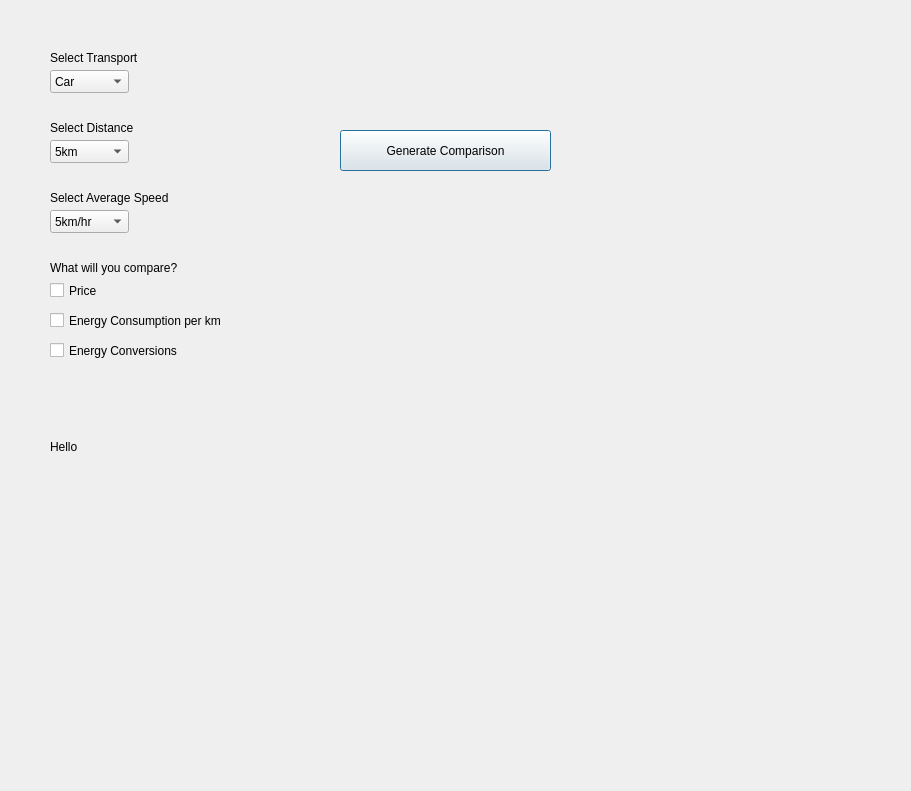
Above: prototypeApplication_J1/mainEditorForm.ui from jennadunford/ELEN3020A-SoftwareDev-ProjectRepo before the change. Below: the same form after it.
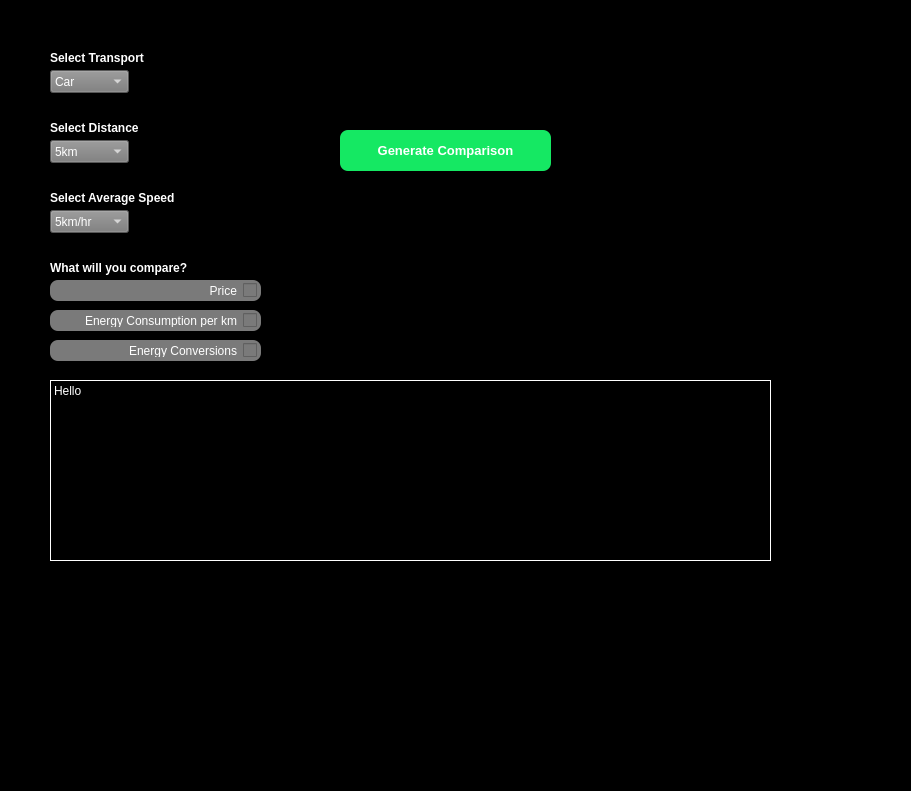
That is the form after the change.

The edit to the form file:
```diff
--- a/prototypeApplication_J1/mainEditorForm.ui
+++ b/prototypeApplication_J1/mainEditorForm.ui
@@ -13,6 +13,10 @@
   <property name="windowTitle">
    <string>mainEditorForm</string>
   </property>
+  <property name="styleSheet">
+   <string notr="true">background-color: rgb(0, 0, 0);
+color: rgb(255, 255, 255);</string>
+  </property>
   <widget class="QLabel" name="label">
    <property name="geometry">
     <rect>
@@ -22,6 +26,15 @@
      <height>16</height>
     </rect>
    </property>
+   <property name="font">
+    <font>
+     <weight>75</weight>
+     <bold>true</bold>
+    </font>
+   </property>
+   <property name="styleSheet">
+    <string notr="true">border-color: rgb(255, 255, 255);</string>
+   </property>
    <property name="text">
     <string>Select Transport</string>
    </property>
@@ -35,6 +48,12 @@
      <height>16</height>
     </rect>
    </property>
+   <property name="font">
+    <font>
+     <weight>75</weight>
+     <bold>true</bold>
+    </font>
+   </property>
    <property name="text">
     <string>Select Distance</string>
    </property>
@@ -44,10 +63,16 @@
     <rect>
      <x>50</x>
      <y>190</y>
-     <width>141</width>
+     <width>181</width>
      <height>16</height>
     </rect>
    </property>
+   <property name="font">
+    <font>
+     <weight>75</weight>
+     <bold>true</bold>
+    </font>
+   </property>
    <property name="text">
     <string>Select Average Speed</string>
    </property>
@@ -61,6 +86,12 @@
      <height>16</height>
     </rect>
    </property>
+   <property name="font">
+    <font>
+     <weight>75</weight>
+     <bold>true</bold>
+    </font>
+   </property>
    <property name="text">
     <string>What will you compare?</string>
    </property>
@@ -74,6 +105,9 @@
      <height>23</height>
     </rect>
    </property>
+   <property name="styleSheet">
+    <string notr="true">background-color: rgb(122, 122, 122);</string>
+   </property>
    <item>
     <property name="text">
      <string>Car</string>
@@ -104,6 +138,9 @@
      <height>23</height>
     </rect>
    </property>
+   <property name="styleSheet">
+    <string notr="true">background-color: rgb(122, 122, 122);</string>
+   </property>
    <item>
     <property name="text">
      <string>5km</string>
@@ -134,6 +171,9 @@
      <height>23</height>
     </rect>
    </property>
+   <property name="styleSheet">
+    <string notr="true">background-color: rgb(122, 122, 122);</string>
+   </property>
    <item>
     <property name="text">
      <string>5km/hr</string>
@@ -159,11 +199,17 @@
    <property name="geometry">
     <rect>
      <x>50</x>
-     <y>440</y>
+     <y>380</y>
      <width>721</width>
      <height>181</height>
     </rect>
    </property>
+   <property name="styleSheet">
+    <string notr="true">border-color: rgb(255, 255, 255);</string>
+   </property>
+   <property name="frameShape">
+    <enum>QFrame::Box</enum>
+   </property>
    <property name="text">
     <string>Hello</string>
    </property>
@@ -176,10 +222,19 @@
     <rect>
      <x>50</x>
      <y>280</y>
-     <width>85</width>
+     <width>211</width>
      <height>21</height>
     </rect>
    </property>
+   <property name="layoutDirection">
+    <enum>Qt::RightToLeft</enum>
+   </property>
+   <property name="styleSheet">
+    <string notr="true">background-color: rgb(122, 122, 122);
+border-radius: 8px;
+padding: 4px;
+</string>
+   </property>
    <property name="text">
     <string>Price</string>
    </property>
@@ -193,6 +248,14 @@
      <height>21</height>
     </rect>
    </property>
+   <property name="layoutDirection">
+    <enum>Qt::RightToLeft</enum>
+   </property>
+   <property name="styleSheet">
+    <string notr="true">background-color: rgb(122, 122, 122);
+border-radius: 8px;
+padding: 4px;</string>
+   </property>
    <property name="text">
     <string>Energy Consumption per km</string>
    </property>
@@ -206,6 +269,14 @@
      <height>21</height>
     </rect>
    </property>
+   <property name="layoutDirection">
+    <enum>Qt::RightToLeft</enum>
+   </property>
+   <property name="styleSheet">
+    <string notr="true">background-color: rgb(122, 122, 122);
+border-radius: 8px;
+padding: 4px;</string>
+   </property>
    <property name="text">
     <string>Energy Conversions</string>
    </property>
@@ -219,9 +290,17 @@
      <height>41</height>
     </rect>
    </property>
+   <property name="font">
+    <font>
+     <pointsize>10</pointsize>
+     <weight>75</weight>
+     <bold>true</bold>
+    </font>
+   </property>
    <property name="styleSheet">
-    <string notr="true">
-font: 11pt &quot;DejaVu Math TeX Gyre&quot;;</string>
+    <string notr="true">border-radius: 8px;
+background-color: rgb(21, 232, 99);
+</string>
    </property>
    <property name="text">
     <string>Generate Comparison</string>
```
